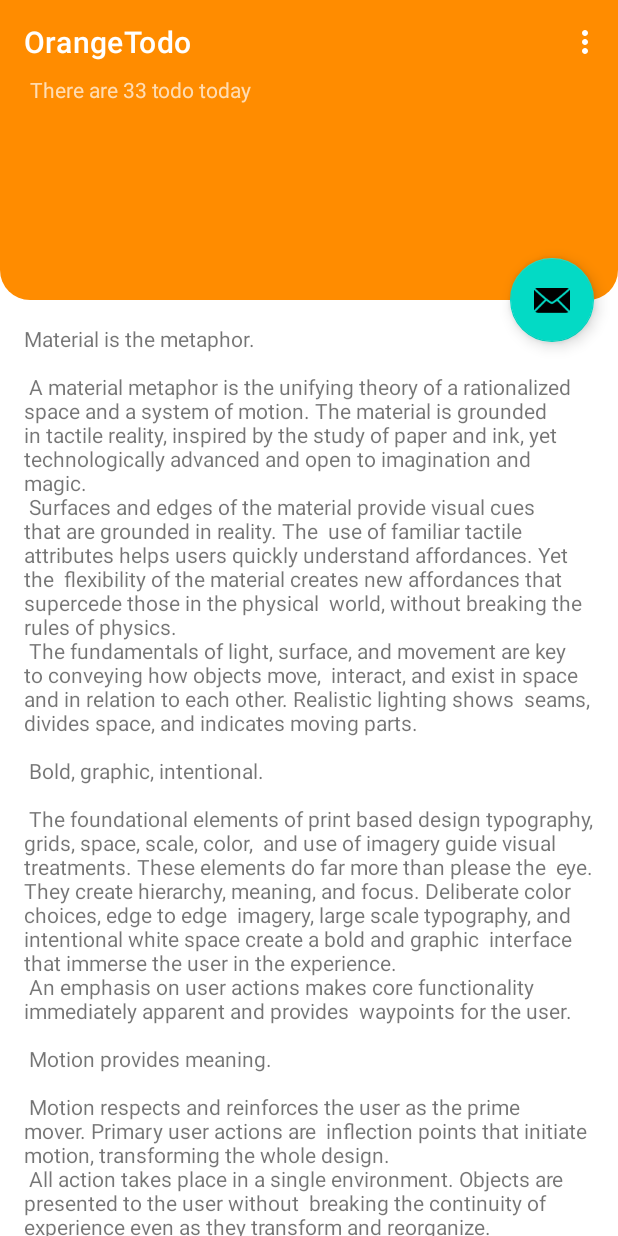
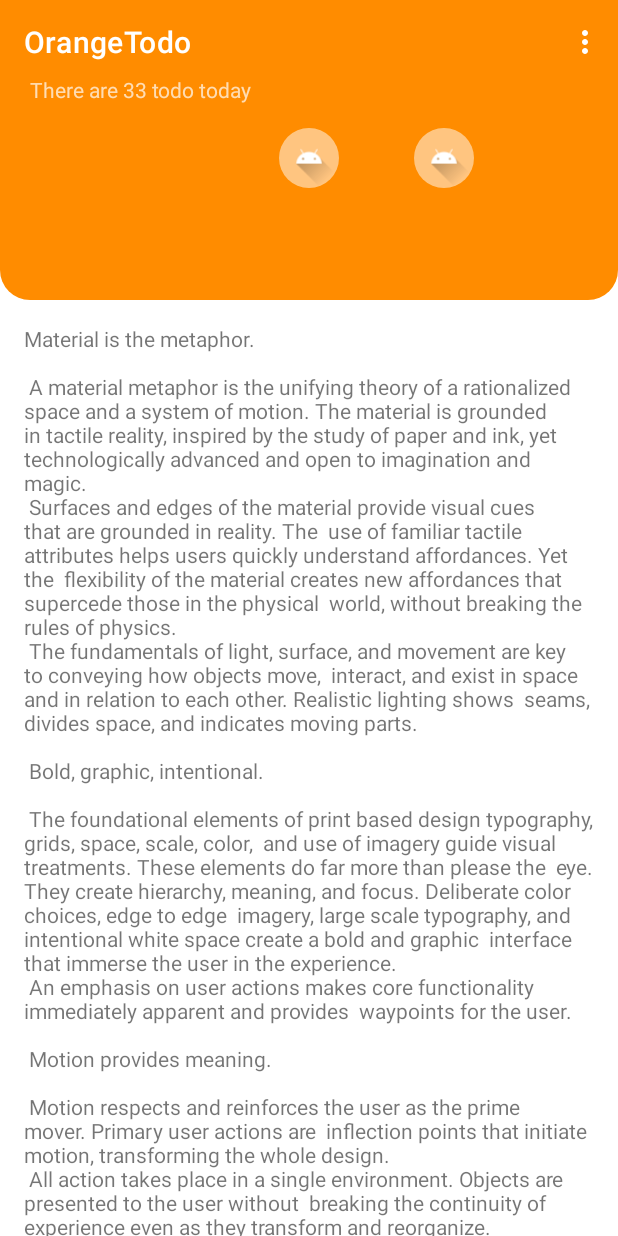
Before and after one commit to masato1230/OrangeTodo, an Android app: the screen it shows after launch (ScrollingActivity), on a phone screen of 412 x 824 dp. Run offline under Robolectric (Android 15) with nearby library versions, the phone set to English and light mode, and no system bars.

Commit message:
create appbar

```diff
--- a/app/src/main/java/com/jp_funda/orangetodo/ScrollingActivity.java
+++ b/app/src/main/java/com/jp_funda/orangetodo/ScrollingActivity.java
@@ -24,14 +24,14 @@ public class ScrollingActivity extends AppCompatActivity {
         CollapsingToolbarLayout toolBarLayout = (CollapsingToolbarLayout) findViewById(R.id.toolbar_layout);
         // toolBarLayout.setTitle(getTitle());
 
-        FloatingActionButton fab = (FloatingActionButton) findViewById(R.id.fab);
-        fab.setOnClickListener(new View.OnClickListener() {
-            @Override
-            public void onClick(View view) {
-                Snackbar.make(view, "Replace with your own action", Snackbar.LENGTH_LONG)
-                        .setAction("Action", null).show();
-            }
-        });
+//        FloatingActionButton fab = (FloatingActionButton) findViewById(R.id.fab);
+//        fab.setOnClickListener(new View.OnClickListener() {
+//            @Override
+//            public void onClick(View view) {
+//                Snackbar.make(view, "Replace with your own action", Snackbar.LENGTH_LONG)
+//                        .setAction("Action", null).show();
+//            }
+//        });
     }
 
     @Override
--- /dev/null
+++ b/app/src/main/res/drawable/transparent_white_button_background.xml
@@ -0,0 +1,5 @@
+<?xml version="1.0" encoding="utf-8"?>
+<shape xmlns:android="http://schemas.android.com/apk/res/android">
+    <solid android:color="@color/transparent_white" />
+    <corners android:radius="10000dp"/>
+</shape>
--- a/app/src/main/res/layout/activity_scrolling.xml
+++ b/app/src/main/res/layout/activity_scrolling.xml
@@ -49,11 +49,36 @@
                     app:layout_constraintTop_toTopOf="parent" />
 
                 <TextView
-                    android:text="There are 33 todo today"
-                    android:paddingLeft="20dp"
+                    android:id="@+id/todo_today_count"
                     android:layout_width="match_parent"
                     android:layout_height="30dp"
+                    android:paddingLeft="20dp"
+                    android:text="There are 33 todo today"
                     app:layout_constraintTop_toBottomOf="@+id/toolbar_title" />
+
+                <ImageView
+                    android:id="@+id/list_show_button"
+                    android:layout_width="40dp"
+                    android:layout_height="40dp"
+                    android:layout_marginTop="5dp"
+                    android:background="@drawable/transparent_white_button_background"
+                    android:src="@drawable/ic_launcher_foreground"
+                    app:layout_anchorGravity="bottom|end"
+                    app:layout_constraintEnd_toEndOf="parent"
+                    app:layout_constraintStart_toStartOf="parent"
+                    app:layout_constraintTop_toBottomOf="@+id/todo_today_count" />
+
+                <ImageView
+                    android:id="@+id/card_show_icon"
+                    android:layout_width="40dp"
+                    android:layout_height="40dp"
+                    android:layout_marginLeft="50dp"
+                    android:layout_marginTop="5dp"
+                    android:background="@drawable/transparent_white_button_background"
+                    android:src="@drawable/ic_launcher_foreground"
+                    app:layout_anchorGravity="bottom|end"
+                    app:layout_constraintStart_toEndOf="@+id/list_show_button"
+                    app:layout_constraintTop_toBottomOf="@+id/todo_today_count" />
 
 
             </androidx.constraintlayout.widget.ConstraintLayout>
@@ -64,13 +89,4 @@
 
     <include layout="@layout/content_scrolling" />
 
-    <com.google.android.material.floatingactionbutton.FloatingActionButton
-        android:id="@+id/fab"
-        android:layout_width="wrap_content"
-        android:layout_height="wrap_content"
-        android:layout_margin="@dimen/fab_margin"
-        app:layout_anchor="@id/app_bar"
-        app:layout_anchorGravity="bottom|end"
-        app:srcCompat="@android:drawable/ic_dialog_email" />
-
 </androidx.coordinatorlayout.widget.CoordinatorLayout>
--- a/app/src/main/res/values/colors.xml
+++ b/app/src/main/res/values/colors.xml
@@ -7,5 +7,6 @@
     <color name="teal_700">#FF018786</color>
     <color name="black">#FF000000</color>
     <color name="white">#FFFFFFFF</color>
+    <color name="transparent_white">#80FFFFFF</color>
     <color name="orange">#ff8c00</color>
 </resources>
```
